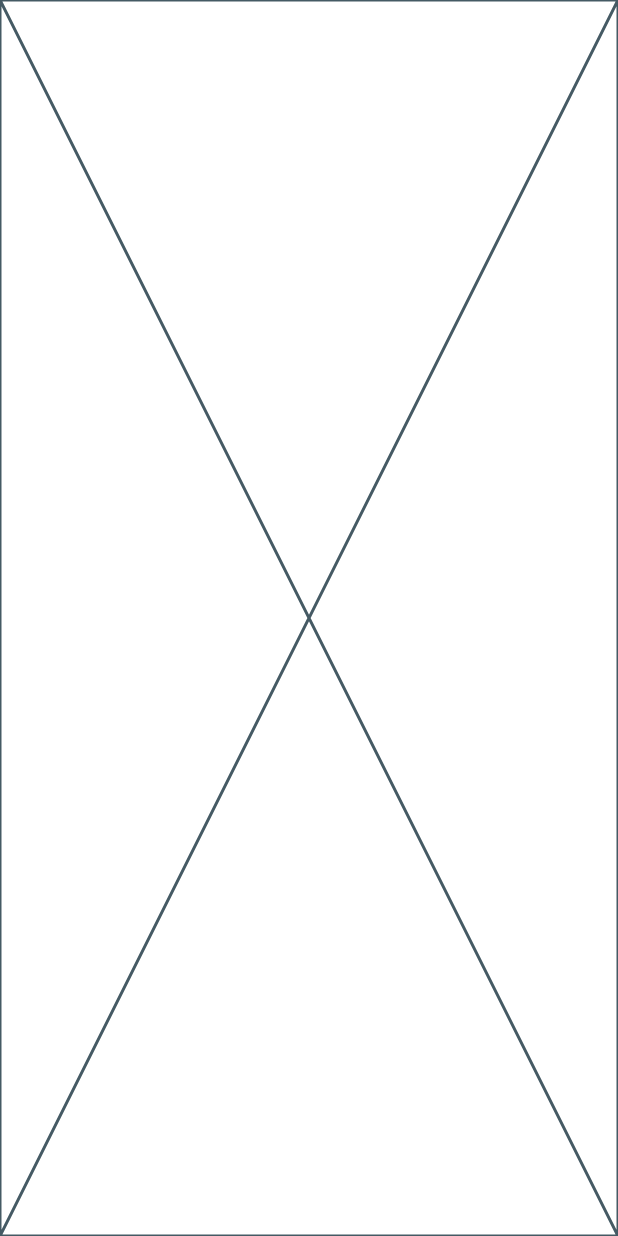
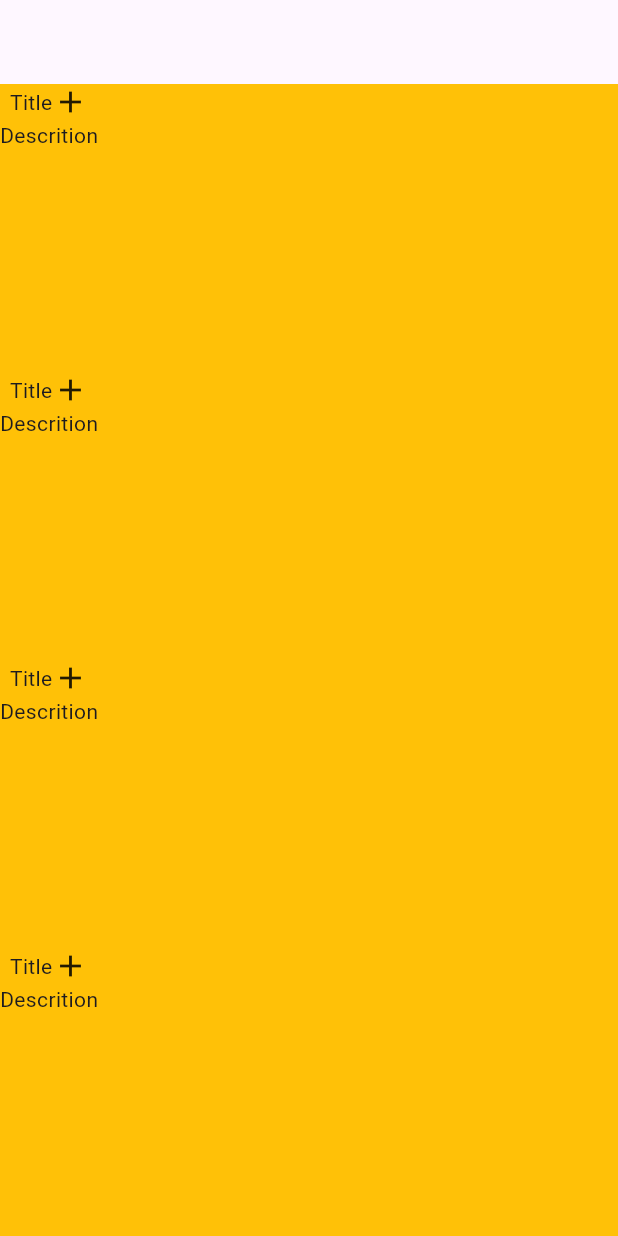
Before and after one commit to SlipFlutterPairProgramming/todo_list, a Flutter app: the screen it shows after launch, on a phone screen of 412 x 824 dp. Run offline on Flutter 3.47's test engine with Material 2 defaults, Android fonts, the phone set to English and light mode, and no system bars.

Commit message:
Feat - 기본 카드 생성

```diff
--- a/lib/main.dart
+++ b/lib/main.dart
@@ -1,4 +1,5 @@
 import 'package:flutter/material.dart';
+import 'package:todo_bentley/pages/home_page.dart';
 
 void main() {
   runApp(const MyApp());
@@ -15,16 +16,7 @@ class MyApp extends StatelessWidget {
         colorScheme: ColorScheme.fromSeed(seedColor: Colors.deepPurple),
         useMaterial3: true,
       ),
-      home: ToDoPage(),
+      home: const ToDoPage(),
     );
   }
 }
-
-class ToDoPage extends StatelessWidget {
-  const ToDoPage({Key? key}) : super(key: key);
-
-  @override
-  Widget build(BuildContext context) {
-    return const Placeholder();
-  }
-}
--- /dev/null
+++ b/lib/pages/home_page.dart
@@ -0,0 +1,54 @@
+import 'package:flutter/material.dart';
+
+class ToDoPage extends StatelessWidget {
+  const ToDoPage({Key? key}) : super(key: key);
+
+  @override
+  Widget build(BuildContext context) {
+    return const Scaffold(
+        body: Column(
+      children: [
+        SizedBox(
+          height: 56,
+        ),
+        TodoCard(),
+        TodoCard(),
+        TodoCard(),
+        TodoCard(),
+      ],
+    ));
+  }
+}
+
+class TodoCard extends StatelessWidget {
+  const TodoCard({
+    super.key,
+  });
+
+  @override
+  Widget build(BuildContext context) {
+    return Flexible(
+      flex: 1,
+      child: Container(
+        decoration: const BoxDecoration(color: Colors.amber),
+        child: const Row(
+          children: [
+            Column(
+              children: [
+                Row(
+                  children: [
+                    Text('Title'),
+                    Icon(
+                      Icons.add_outlined,
+                    )
+                  ],
+                ),
+                Text('Descrition'),
+              ],
+            ),
+          ],
+        ),
+      ),
+    );
+  }
+}
```
